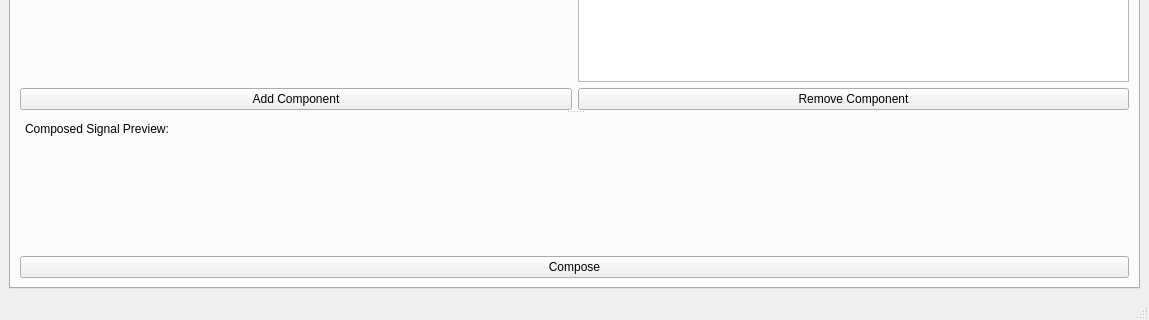
Before: the Qt Designer form S.ui in RushingBlast/DSP_Task_2, drawn with Qt 5; both pictures show x 0 to 1149 and y 456 to 776 of the 1149 by 776 pixel window.
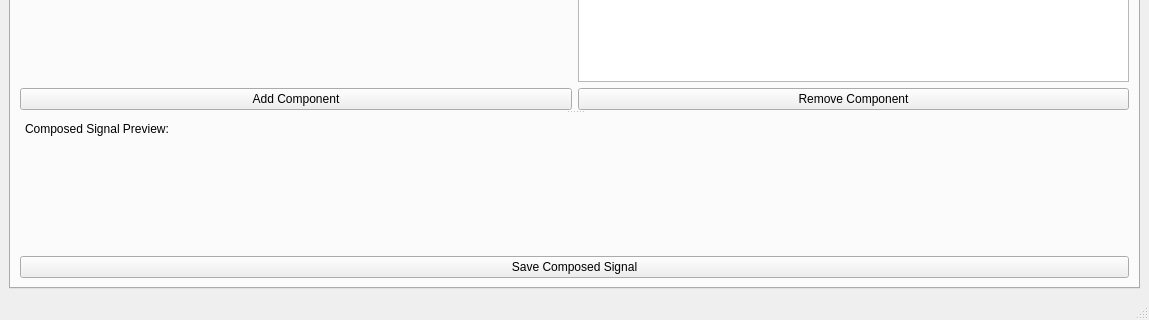
After: the same form once the commit is applied. The open tabs and pages were chosen to show the change. Custom widgets are drawn as their Qt base class.

```diff
--- a/S.ui
+++ b/S.ui
@@ -534,7 +534,7 @@
                </size>
               </property>
               <property name="text">
-               <string>Compose</string>
+               <string>Save Composed Signal</string>
               </property>
              </widget>
             </item>
```
Left out of the diff: 2 changed lines with no effect on the pictures.
